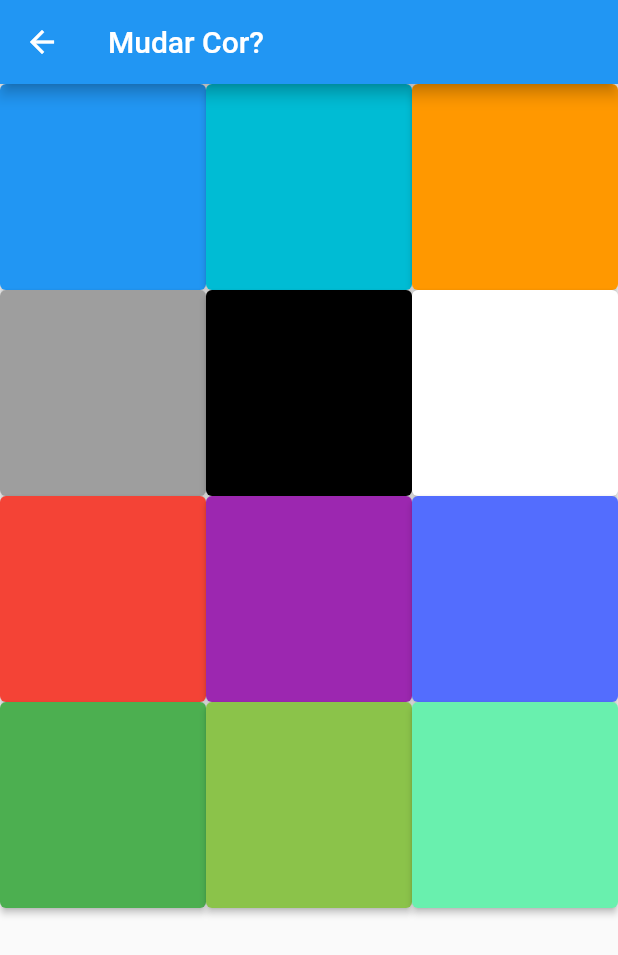
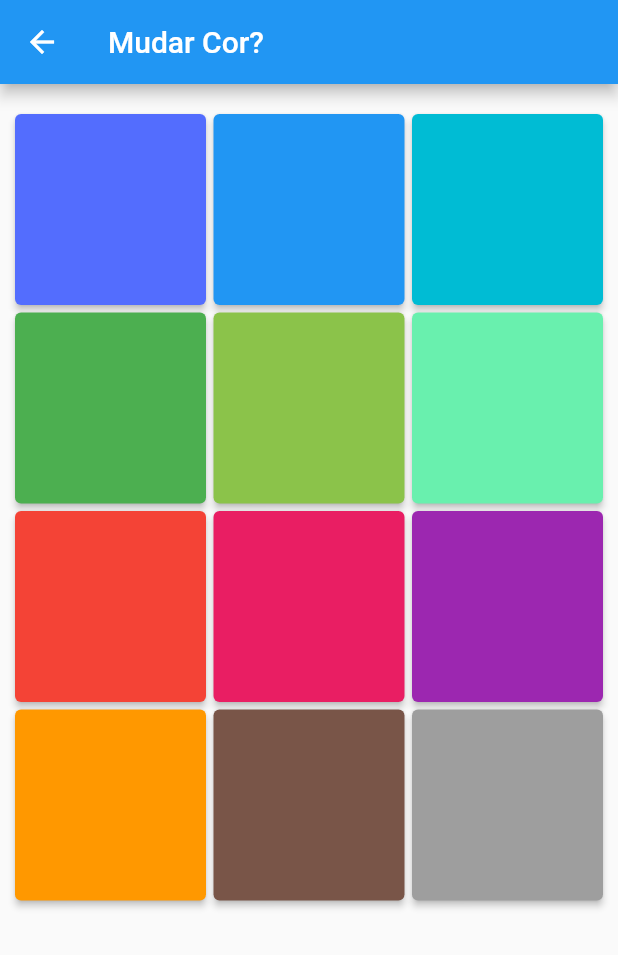
Before and after one commit to Canudo319/shopping-list-app, a Flutter app: the screen it shows after launch, after a tap on the "format paint" icon, on a phone screen of 412 x 824 dp. Shown: the top 955 px of the screen. Run offline on Flutter 3.47's test engine with Material 2 defaults, Android fonts, the phone set to English and light mode, and no system bars; our stand-ins replace shared_preferences.

Commit message:
ordenação das cores no gridview

```diff
--- a/lib/ui/change_primary_color.dart
+++ b/lib/ui/change_primary_color.dart
@@ -7,18 +7,18 @@ class ChangePrimaryColor extends StatelessWidget {
 
   List<ElevatedButton> _getAllColors(BuildContext context) {
     const colors = [
+      Colors.indigoAccent,
       Colors.blue,
       Colors.cyan,
-      Colors.orange,
-      Colors.grey,
-      Colors.black,
-      Colors.white,
-      Colors.red,
-      Colors.purple,
-      Colors.indigoAccent,
       Colors.green,
       Colors.lightGreen,
       Colors.greenAccent,
+      Colors.red,
+      Colors.pink,
+      Colors.purple,
+      Colors.orange,
+      Colors.brown,
+      Colors.grey,
     ];
 
     List<ElevatedButton> buttons = [];
@@ -50,7 +50,10 @@ class ChangePrimaryColor extends StatelessWidget {
         backgroundColor: Theme.of(context).primaryColor,
       ),
       body: GridView.count(
+        padding: const EdgeInsets.fromLTRB(10, 20, 10, 5),
         crossAxisCount: 3,
+        mainAxisSpacing: 5,
+        crossAxisSpacing: 5,
         children: [..._getAllColors(context)],
       ),
     );
```
